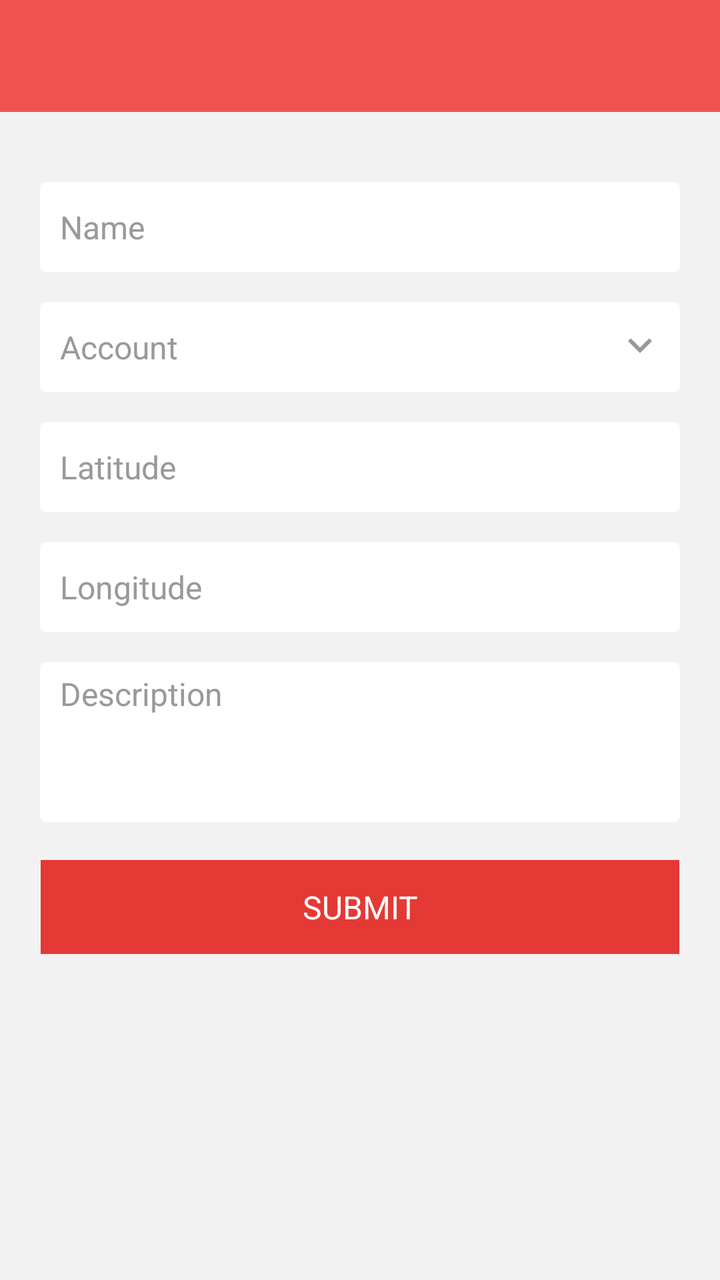
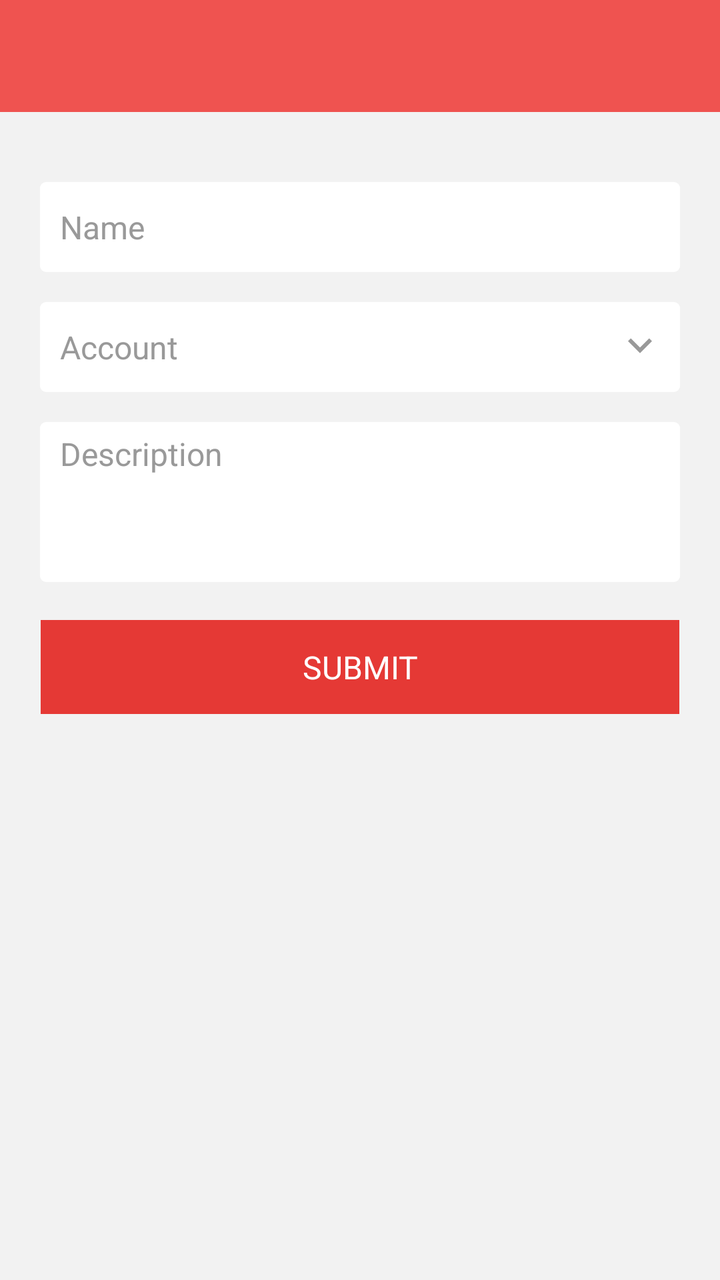

The first picture is an Android layout as it rendered before a commit; the second is the same layout after the commit. The layout source and the unified diff follow.
<!-- AndroidManifest.xml: application theme AppTheme -->
<!-- res/layout/activity_add_location.xml -->
<?xml version="1.0" encoding="utf-8"?>
<LinearLayout xmlns:android="http://schemas.android.com/apk/res/android"
    xmlns:app="http://schemas.android.com/apk/res-auto"
    android:layout_width="match_parent"
    android:layout_height="match_parent"
    android:orientation="vertical">

    <com.google.android.material.appbar.AppBarLayout
        android:layout_width="match_parent"
        android:layout_height="wrap_content">

        <include layout="@layout/toolbar" />

    </com.google.android.material.appbar.AppBarLayout>



    <androidx.core.widget.NestedScrollView
        android:layout_width="match_parent"
        android:layout_height="match_parent"
        android:background="@color/grey_5"
        android:clipToPadding="false"
        android:padding="@dimen/spacing_mlarge"
        android:scrollbars="none"
        android:scrollingCache="true"
        app:layout_behavior="@string/appbar_scrolling_view_behavior">

        <LinearLayout
            android:layout_width="match_parent"
            android:layout_height="wrap_content"
            android:orientation="vertical">



            <EditText
                style="@style/EditText.Flat.Grey"
                android:layout_width="match_parent"
                android:layout_height="45dp"
                android:layout_marginTop="15dp"
                android:background="@drawable/edit_text_round_bg_white"
                android:hint="Name"
                android:id="@+id/nameEditText"
                android:minHeight="45dp"
                android:paddingLeft="@dimen/spacing_middle"
                android:paddingRight="@dimen/spacing_middle" />

            <EditText
                android:id="@+id/accountEditText"
                style="@style/EditText.Flat.Grey"
                android:layout_width="match_parent"
                android:layout_height="45dp"
                android:layout_marginTop="@dimen/spacing_large"
                android:background="@drawable/edit_text_round_bg_white"
                android:drawableEnd="@drawable/ic_expand_arrow"
                android:drawableRight="@drawable/ic_expand_arrow"
                android:editable="false"
                android:focusable="false"
                android:hint="Account"
                android:paddingLeft="@dimen/spacing_middle" />

            <EditText
                style="@style/EditText.Flat.Grey"
                android:layout_width="match_parent"
                android:layout_height="45dp"
                android:layout_marginTop="@dimen/spacing_large"
                android:background="@drawable/edit_text_round_bg_white"
                android:hint="Latitude"
                android:id="@+id/latEditText"
                android:paddingLeft="@dimen/spacing_middle"
                android:paddingRight="@dimen/spacing_middle" />

            <EditText
                style="@style/EditText.Flat.Grey"
                android:layout_width="match_parent"
                android:layout_height="45dp"
                android:layout_marginTop="@dimen/spacing_large"
                android:background="@drawable/edit_text_round_bg_white"
                android:hint="Longitude"
                android:id="@+id/longEditText"
                android:paddingLeft="@dimen/spacing_middle"
                android:paddingRight="@dimen/spacing_middle" />

            <EditText
                style="@style/EditText.Flat.Grey"
                android:layout_width="match_parent"
                android:layout_height="wrap_content"
                android:layout_marginTop="@dimen/spacing_large"
                android:background="@drawable/edit_text_round_bg_white"
                android:gravity="start"
                android:id="@+id/descriptionEditText"
                android:hint="Description"
                android:inputType="textMultiLine"
                android:maxHeight="100dp"
                android:minHeight="80dp"
                android:paddingLeft="@dimen/spacing_middle" />



            <Button
                android:id="@+id/submitButton"
                style="@style/Widget.AppCompat.Button.Borderless"
                android:layout_width="match_parent"
                android:layout_height="55dp"
                android:layout_marginLeft="-4dp"
                android:layout_marginRight="-4dp"
                android:layout_marginTop="@dimen/spacing_large"
                android:background="@drawable/btn_rect_red"
                android:text="SUBMIT"
                android:textAllCaps="false"
                android:textAppearance="@style/TextAppearance.AppCompat.Subhead"
                android:textColor="@android:color/white" />

        </LinearLayout>

    </androidx.core.widget.NestedScrollView>

</LinearLayout>
<!-- res/layout/toolbar.xml (included above) -->
<?xml version="1.0" encoding="utf-8"?>
<androidx.appcompat.widget.Toolbar
    xmlns:android="http://schemas.android.com/apk/res/android"
    xmlns:app="http://schemas.android.com/apk/res-auto"
    android:id="@+id/toolbar"
    android:layout_width="match_parent"
    android:layout_height="?android:attr/actionBarSize"
    android:background="@color/colorPrimary"
    app:contentInsetStartWithNavigation="0dp"
    android:theme="@style/ThemeOverlay.AppCompat.Dark.ActionBar"
    app:popupTheme="@style/ThemeOverlay.AppCompat.Light"/>
<!-- resources referenced by this layout -->
<resources>
  <color name="colorPrimary">#ef5350</color>
  <color name="grey_5">#f2f2f2</color>
  <dimen name="spacing_large">15dp</dimen>
  <dimen name="spacing_middle">10dp</dimen>
  <dimen name="spacing_mlarge">20dp</dimen>
  <!-- drawable edit_text_round_bg_white (drawable) -->
  <?xml version="1.0" encoding="utf-8"?>
  <selector xmlns:android="http://schemas.android.com/apk/res/android">
      <item android:state_focused="true">
          <layer-list>
              <item>
                  <shape android:shape="rectangle">
                      <corners android:radius="@dimen/spacing_small" />
                      <stroke android:width="1dp" android:color="@color/grey_10" />
                      <solid android:color="@android:color/white" />
                      <padding android:bottom="5dp" android:left="8dp" android:right="8dp" android:top="5dp" />
                  </shape>
              </item>
          </layer-list>
      </item>
  
      <item android:state_enabled="false">
          <layer-list>
              <item>
                  <shape android:shape="rectangle">
                      <solid android:color="@android:color/white" />
                      <stroke android:width="1dp" android:color="@color/grey_10" />
                      <corners android:radius="@dimen/spacing_small" />
                      <padding android:bottom="5dp" android:left="8dp" android:right="8dp" android:top="5dp" />
                  </shape>
              </item>
          </layer-list>
      </item>
  
      <item>
          <layer-list>
              <item>
                  <shape android:shape="rectangle">
                      <solid android:color="@android:color/white" />
                      <corners android:radius="@dimen/spacing_small" />
                      <padding android:bottom="5dp" android:left="8dp" android:right="8dp" android:top="5dp" />
                  </shape>
              </item>
          </layer-list>
      </item>
  </selector>
  <!-- drawable ic_expand_arrow (drawable) -->
  <vector xmlns:android="http://schemas.android.com/apk/res/android"
          android:width="24dp"
          android:height="24dp"
          android:viewportWidth="24.0"
          android:viewportHeight="24.0">
      <path
          android:fillColor="#999999"
          android:pathData="M7.41,7.84L12,12.42l4.59,-4.58L18,9.25l-6,6 -6,-6z"/>
  </vector>
  <style name="EditText.Flat.Grey" parent="@style/AppTheme">
          <item name="android:textColorHint">@color/grey_40</item>
          <item name="android:textAppearance">@style/Base.TextAppearance.AppCompat.Subhead</item>
          <item name="android:textColor">@color/grey_90</item>
      </style>
  <style name="AppTheme" parent="BaseTheme">
          <item name="android:windowContentTransitions">true</item>
  
  
          
      </style>
  <color name="red_500">#F44336</color>
  <color name="red_600">#E53935</color>
  <dimen name="spacing_small">3dp</dimen>
  <color name="grey_10">#e6e6e6</color>
  <color name="grey_40">#999999</color>
  <color name="grey_90">#263238</color>
  <style name="BaseTheme" parent="Theme.AppCompat.Light.NoActionBar">
          
          <item name="colorPrimary">@color/colorPrimary</item>
          <item name="colorPrimaryDark">@color/colorPrimaryDark</item>
          <item name="colorAccent">@color/colorAccent</item>
          <item name="windowActionModeOverlay">true</item>
          <item name="android:actionModeBackground">@color/blue_grey_600</item>
          <item name="android:dialogTheme">@style/Dialog.Theme</item>
          
          <item name="android:windowDisablePreview">true</item>
      </style>
  <color name="colorPrimaryDark">#dc1814</color>
  <color name="colorAccent">#FF4081</color>
  <color name="blue_grey_600">#546E7A</color>
  <style name="Dialog.Theme" parent="Theme.AppCompat.Light.Dialog">
          <item name="colorPrimary">@color/colorPrimary</item>
          <item name="colorPrimaryDark">@color/colorPrimaryDark</item>
          <item name="colorAccent">@color/colorAccent</item>
      </style>
  <!-- unchanged entries left out for length: 1 -->
</resources>

<!-- the commit's change to res/layout/activity_add_location.xml (unified diff, before → after) -->
@@ -39,6 +39,7 @@
                 android:layout_marginTop="15dp"
                 android:background="@drawable/edit_text_round_bg_white"
                 android:hint="Name"
+
                 android:id="@+id/nameEditText"
                 android:minHeight="45dp"
                 android:paddingLeft="@dimen/spacing_middle"
@@ -65,6 +66,8 @@
                 android:layout_marginTop="@dimen/spacing_large"
                 android:background="@drawable/edit_text_round_bg_white"
                 android:hint="Latitude"
+                android:visibility="gone"
+
                 android:id="@+id/latEditText"
                 android:paddingLeft="@dimen/spacing_middle"
                 android:paddingRight="@dimen/spacing_middle" />
@@ -76,6 +79,8 @@
                 android:layout_marginTop="@dimen/spacing_large"
                 android:background="@drawable/edit_text_round_bg_white"
                 android:hint="Longitude"
+                android:visibility="gone"
+                android:editable="false"
                 android:id="@+id/longEditText"
                 android:paddingLeft="@dimen/spacing_middle"
                 android:paddingRight="@dimen/spacing_middle" />
